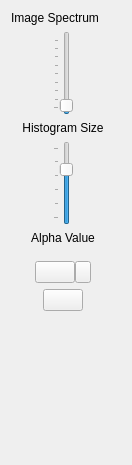
This is gui/multi_img_viewer.ui in gerbilvis/gerbil as Qt 5 draws it before an edit. The edited form follows.
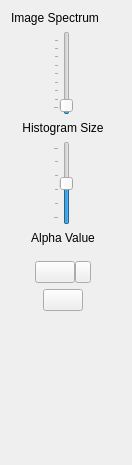
This is the edited form. Icons and pictures are not drawn. Custom widgets are drawn as their Qt base class.

Diff of the .ui file:
```diff
--- a/gui/multi_img_viewer.ui
+++ b/gui/multi_img_viewer.ui
@@ -102,7 +102,7 @@
             <number>100</number>
            </property>
            <property name="value">
-            <number>70</number>
+            <number>50</number>
            </property>
            <property name="tracking">
             <bool>true</bool>
```
